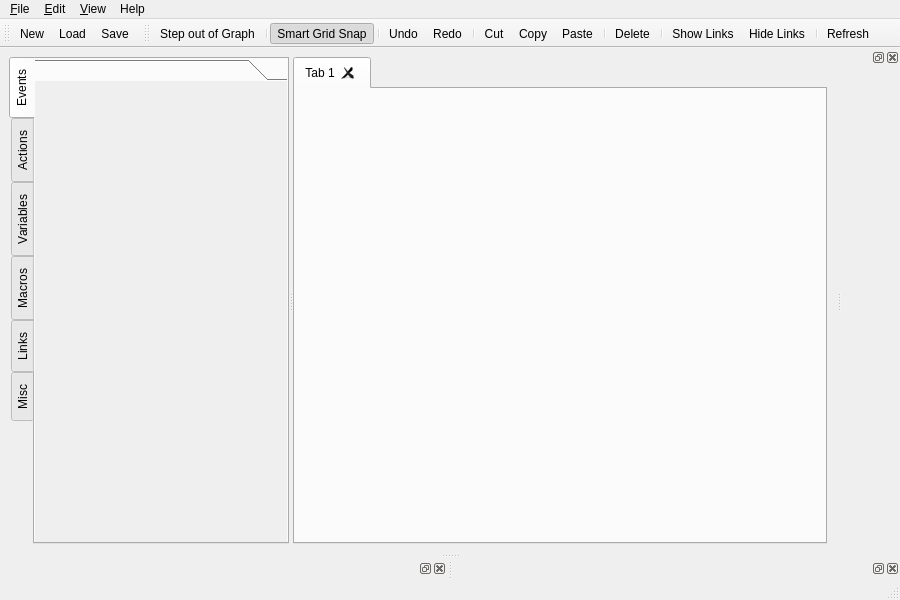
Before: the Qt Designer form delta3d/ui/dtDirectorQt/directoreditor.ui in delta3d/delta3d, drawn with Qt 5.
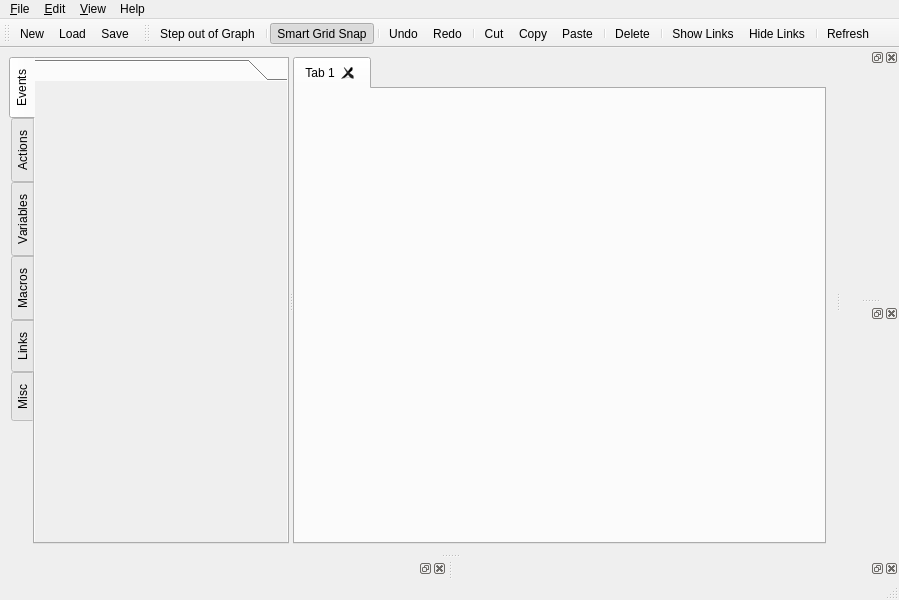
After: the same form once the commit is applied. Icons and pictures are not drawn. Custom widgets are drawn as their Qt base class.

Commit message: dtDirectorQt: Implemented a search browser.

Patch:
```diff
--- a/delta3d/ui/dtDirectorQt/directoreditor.ui
+++ b/delta3d/ui/dtDirectorQt/directoreditor.ui
@@ -6,7 +6,7 @@
    <rect>
     <x>0</x>
     <y>0</y>
-    <width>900</width>
+    <width>899</width>
     <height>600</height>
    </rect>
   </property>
@@ -248,7 +248,7 @@
     <rect>
      <x>0</x>
      <y>0</y>
-     <width>900</width>
+     <width>899</width>
      <height>21</height>
     </rect>
    </property>
@@ -365,6 +365,11 @@
     <number>2</number>
    </attribute>
   </widget>
+  <widget class="dtDirector::SearchBrowser" name="searchBrowser">
+   <attribute name="dockWidgetArea">
+    <number>2</number>
+   </attribute>
+  </widget>
   <action name="action_New">
    <property name="icon">
     <iconset resource="../../src/dtDirectorQt/directorqt.qrc">
@@ -709,6 +714,12 @@
    <header location="global">dtDirectorQt/nodetabs.h</header>
    <container>1</container>
   </customwidget>
+  <customwidget>
+   <class>dtDirector::SearchBrowser</class>
+   <extends>QDockWidget</extends>
+   <header location="global">dtDirectorQt/searchbrowser.h</header>
+   <container>1</container>
+  </customwidget>
  </customwidgets>
  <resources>
   <include location="../../src/dtDirectorQt/directorqt.qrc"/>
```
Left out of the diff: 20 changed lines with no effect on the pictures. The commit also changes 7 other files.
